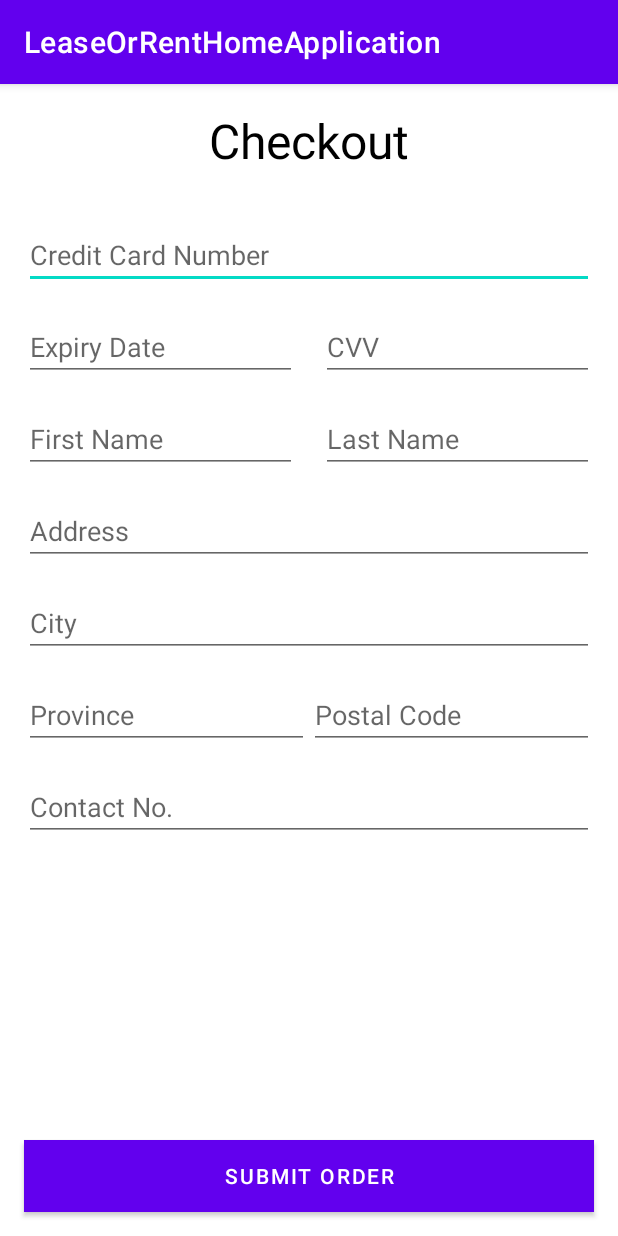
After one commit to Kuga-Yoha/LeaseOrRentHomeApplication, an Android app: the Checkout screen opened directly, with no data from a screen before it, on a phone screen of 412 x 824 dp. The commit adds this screen. Run offline under Robolectric (Android 15) with nearby library versions, the phone set to English and light mode, and no system bars.

Commit message:
checkout

```diff
--- a/app/src/main/AndroidManifest.xml
+++ b/app/src/main/AndroidManifest.xml
@@ -12,6 +12,13 @@
         android:supportsRtl="true"
         android:theme="@style/Theme.LeaseOrRentHomeApplication"
         tools:targetApi="31">
+        <activity
+            android:name=".Checkout"
+            android:exported="false">
+            <meta-data
+                android:name="android.app.lib_name"
+                android:value="" />
+        </activity>
         <activity
             android:name=".TownHouses"
             android:exported="false">
--- /dev/null
+++ b/app/src/main/java/com/example/leaseorrenthomeapplication/Checkout.kt
@@ -0,0 +1,57 @@
+package com.example.leaseorrenthomeapplication
+
+import android.annotation.SuppressLint
+import androidx.appcompat.app.AppCompatActivity
+import android.os.Bundle
+import android.widget.Button
+import android.widget.EditText
+
+class Checkout : AppCompatActivity() {
+    @SuppressLint("MissingInflatedId")
+    override fun onCreate(savedInstanceState: Bundle?) {
+        super.onCreate(savedInstanceState)
+        setContentView(R.layout.activity_checkout)
+
+        val paymentNumber = findViewById<EditText>(R.id.paymentNumber)
+        val expiry = findViewById<EditText>(R.id.expiry)
+        val security = findViewById<EditText>(R.id.security)
+        val firstname = findViewById<EditText>(R.id.firstname)
+        val lastname = findViewById<EditText>(R.id.lastname)
+        val paymentAddress = findViewById<EditText>(R.id.paymentAddress)
+        val city = findViewById<EditText>(R.id.city)
+        val province = findViewById<EditText>(R.id.province)
+        val postal = findViewById<EditText>(R.id.postal)
+        val contact = findViewById<EditText>(R.id.contact)
+        val submitButton = findViewById<Button>(R.id.submitButton)
+
+        submitButton.setOnClickListener {
+            // Validation
+            if (!isInputValid(paymentNumber, "Credit Card Number") ||
+                !isInputValid(expiry, "Expiry Date") ||
+                !isInputValid(security, "CVV") ||
+                !isInputValid(firstname, "First Name") ||
+                !isInputValid(lastname, "Last Name") ||
+                !isInputValid(paymentAddress, "Address") ||
+                !isInputValid(city, "City") ||
+                !isInputValid(province, "Province") ||
+                !isInputValid(postal, "Postal Code") ||
+                !isInputValid(contact, "Contact No.")
+            ) {
+                // Display an error message to the user or take appropriate action
+                return@setOnClickListener
+            }
+
+            // If all inputs are valid, proceed with the submission
+            // Implement your submission logic here
+        }
+    }
+
+    private fun isInputValid(editText: EditText, fieldName: String): Boolean {
+        val input = editText.text.toString().trim()
+        if (input.isEmpty()) {
+            editText.error = "$fieldName is required"
+            return false
+        }
+        return true
+    }
+}
--- /dev/null
+++ b/app/src/main/res/layout/activity_checkout.xml
@@ -0,0 +1,170 @@
+<?xml version="1.0" encoding="utf-8"?>
+<androidx.constraintlayout.widget.ConstraintLayout xmlns:android="http://schemas.android.com/apk/res/android"
+    xmlns:app="http://schemas.android.com/apk/res-auto"
+    xmlns:tools="http://schemas.android.com/tools"
+    android:layout_width="match_parent"
+    android:layout_height="match_parent"
+    tools:context=".Checkout">
+
+    <TextView
+        android:id="@+id/cart"
+        android:layout_width="wrap_content"
+        android:layout_height="wrap_content"
+        android:padding="16dp"
+        android:text="@string/Checkout"
+        android:textColor="#000"
+        android:textSize="32sp"
+        app:layout_constraintEnd_toEndOf="parent"
+        app:layout_constraintHorizontal_bias="0.5"
+        app:layout_constraintStart_toStartOf="parent"
+        app:layout_constraintTop_toTopOf="parent" />
+
+    <!--    <androidx.recyclerview.widget.RecyclerView-->
+    <!--        android:id="@+id/productRecyclerView"-->
+    <!--        android:layout_width="0dp"-->
+    <!--        android:layout_height="wrap_content"-->
+    <!--        app:layout_constraintEnd_toEndOf="parent"-->
+    <!--        app:layout_constraintStart_toStartOf="parent"-->
+    <!--        app:layout_constraintTop_toBottomOf="@+id/cart" />-->
+
+    <EditText
+        android:id="@+id/paymentNumber"
+        android:layout_width="0dp"
+        android:layout_height="wrap_content"
+        android:layout_margin="16dp"
+        android:hint="Credit Card Number"
+        app:layout_constraintLeft_toLeftOf="parent"
+        app:layout_constraintRight_toRightOf="parent"
+        app:layout_constraintTop_toBottomOf="@id/cart" />
+
+    <EditText
+        android:id="@+id/expiry"
+        android:layout_width="0dp"
+        android:layout_height="wrap_content"
+        android:layout_marginStart="16dp"
+        android:layout_marginTop="16dp"
+        android:layout_marginEnd="8dp"
+        android:hint="Expiry Date"
+        app:layout_constraintEnd_toStartOf="@+id/security"
+        app:layout_constraintHorizontal_bias="0.5"
+        app:layout_constraintStart_toStartOf="parent"
+        app:layout_constraintTop_toBottomOf="@id/paymentNumber" />
+
+    <EditText
+        android:id="@+id/security"
+        android:layout_width="0dp"
+        android:layout_height="wrap_content"
+        android:layout_marginStart="8dp"
+        android:layout_marginTop="16dp"
+        android:layout_marginEnd="16dp"
+        android:hint="CVV"
+        app:layout_constraintEnd_toEndOf="parent"
+        app:layout_constraintHorizontal_bias="0.5"
+        app:layout_constraintStart_toEndOf="@+id/expiry"
+        app:layout_constraintTop_toBottomOf="@id/paymentNumber" />
+
+    <EditText
+        android:id="@+id/firstname"
+        android:layout_width="0dp"
+        android:layout_height="wrap_content"
+        android:layout_marginStart="16dp"
+        android:layout_marginTop="16dp"
+        android:layout_marginEnd="8dp"
+        android:hint="First Name"
+        app:layout_constraintEnd_toStartOf="@+id/lastname"
+        app:layout_constraintHorizontal_bias="0.5"
+        app:layout_constraintStart_toStartOf="parent"
+        app:layout_constraintTop_toBottomOf="@id/security" />
+
+    <EditText
+        android:id="@+id/lastname"
+        android:layout_width="0dp"
+        android:layout_height="wrap_content"
+        android:layout_marginStart="8dp"
+        android:layout_marginTop="16dp"
+        android:layout_marginEnd="16dp"
+        android:hint="Last Name"
+        app:layout_constraintEnd_toEndOf="parent"
+        app:layout_constraintHorizontal_bias="0.5"
+        app:layout_constraintStart_toEndOf="@+id/firstname"
+        app:layout_constraintTop_toBottomOf="@id/security" />
+
+    <!--    <EditText-->
+    <!--        android:id="@+id/security"-->
+    <!--        android:layout_width="0dp"-->
+    <!--        android:layout_height="wrap_content"-->
+    <!--        android:layout_margin="16dp"-->
+    <!--        android:hint="CVV"-->
+    <!--        app:layout_constraintLeft_toLeftOf="parent"-->
+    <!--        app:layout_constraintRight_toRightOf="parent"-->
+    <!--        app:layout_constraintTop_toBottomOf="@id/paymentNumber" />-->
+
+    <EditText
+        android:id="@+id/paymentAddress"
+        android:layout_width="0dp"
+        android:layout_height="wrap_content"
+        android:layout_margin="16dp"
+        android:hint="Address"
+        app:layout_constraintLeft_toLeftOf="parent"
+        app:layout_constraintRight_toRightOf="parent"
+        app:layout_constraintTop_toBottomOf="@id/lastname" />
+
+    <EditText
+        android:id="@+id/city"
+        android:layout_width="0dp"
+        android:layout_height="wrap_content"
+        android:layout_margin="16dp"
+        android:hint="City"
+        app:layout_constraintLeft_toLeftOf="parent"
+        app:layout_constraintRight_toRightOf="parent"
+        app:layout_constraintTop_toBottomOf="@id/paymentAddress" />
+
+    <EditText
+        android:id="@+id/province"
+        android:layout_width="0dp"
+        android:layout_height="wrap_content"
+        android:layout_marginStart="16dp"
+        android:layout_marginTop="16dp"
+        android:layout_marginEnd="8dp"
+        android:hint="Province"
+        app:layout_constraintEnd_toStartOf="@+id/lastname"
+        app:layout_constraintHorizontal_bias="0.5"
+        app:layout_constraintStart_toStartOf="parent"
+        app:layout_constraintTop_toBottomOf="@id/city" />
+
+    <EditText
+        android:id="@+id/postal"
+        android:layout_width="0dp"
+        android:layout_height="wrap_content"
+        android:layout_marginStart="8dp"
+        android:layout_marginTop="16dp"
+        android:layout_marginEnd="16dp"
+        android:hint="Postal Code"
+        app:layout_constraintEnd_toEndOf="parent"
+        app:layout_constraintHorizontal_bias="0.5"
+        app:layout_constraintStart_toEndOf="@+id/firstname"
+        app:layout_constraintTop_toBottomOf="@id/city" />
+
+    <EditText
+        android:id="@+id/contact"
+        android:layout_width="0dp"
+        android:layout_height="wrap_content"
+        android:layout_margin="16dp"
+        android:hint="Contact No."
+        app:layout_constraintLeft_toLeftOf="parent"
+        app:layout_constraintRight_toRightOf="parent"
+        app:layout_constraintTop_toBottomOf="@id/postal" />
+
+    <Button
+        android:id="@+id/submitButton"
+        android:layout_width="0dp"
+        android:layout_height="wrap_content"
+        android:layout_margin="16dp"
+        android:background="#C60000"
+        android:text="Submit Order"
+        android:textColor="#FFF"
+        app:layout_constraintBottom_toBottomOf="parent"
+        app:layout_constraintLeft_toLeftOf="parent"
+        app:layout_constraintRight_toRightOf="parent" />
+
+</androidx.constraintlayout.widget.ConstraintLayout>
--- a/app/src/main/res/values/strings.xml
+++ b/app/src/main/res/values/strings.xml
@@ -5,4 +5,5 @@
     <string name="semi_detached_home">Semi-Detached Home</string>
     <string name="condo_apartment">Condo Apartment</string>
     <string name="townhouse">Town House</string>
+    <string name="Checkout">Checkout</string>
 </resources>
```
